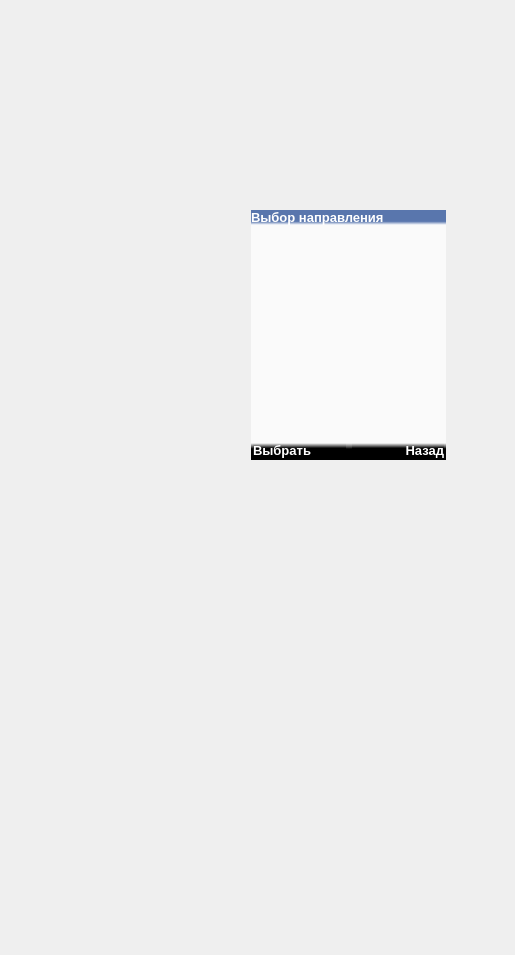
First picture: the form in mainwindow.ui, repository COOLIRON2311/azart-p, before the edit.
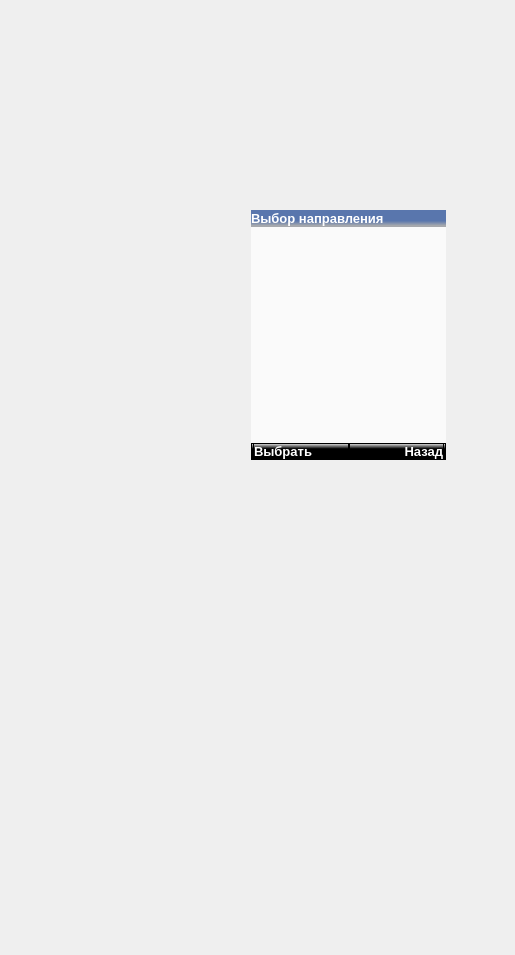
Second picture: the form after the edit. The open tabs and pages were chosen to show the change. Icons and pictures are not drawn.

The edit to the form file:
```diff
--- a/mainwindow.ui
+++ b/mainwindow.ui
@@ -4269,6 +4269,28 @@
            <number>0</number>
           </property>
           <item>
+           <widget class="QWidget" name="widget_16" native="true">
+            <property name="styleSheet">
+             <string notr="true">color: rgb(255, 255, 255);
+background: qlineargradient(spread:pad, x1:0, y1:0, x2:0, y2:1, stop:0.659091 rgba(89, 118, 173, 255), stop:1 rgba(173, 173, 173, 255));</string>
+            </property>
+            <layout class="QVBoxLayout" name="verticalLayout_31">
+             <property name="spacing">
+              <number>0</number>
+             </property>
+             <property name="leftMargin">
+              <number>0</number>
+             </property>
+             <property name="topMargin">
+              <number>1</number>
+             </property>
+             <property name="rightMargin">
+              <number>0</number>
+             </property>
+             <property name="bottomMargin">
+              <number>1</number>
+             </property>
+             <item>
            <widget class="QLabel" name="label_40">
             <property name="sizePolicy">
              <sizepolicy hsizetype="Preferred" vsizetype="Fixed">
@@ -4296,8 +4318,7 @@
              </font>
             </property>
             <property name="styleSheet">
-             <string notr="true">color: rgb(255, 255, 255);
-background: qlineargradient(spread:pad, x1:0, y1:0, x2:0, y2:1, stop:0.755682 rgba(89, 118, 173, 255), stop:1 rgba(255, 255, 255, 255))</string>
+                <string notr="true"/>
             </property>
             <property name="text">
              <string>Выбор направления</string>
@@ -4307,6 +4328,9 @@
             </property>
            </widget>
           </item>
+            </layout>
+           </widget>
+          </item>
           <item>
            <widget class="QListWidget" name="direction_selection_list">
             <property name="styleSheet">
@@ -4332,13 +4356,17 @@
             </property>
             <property name="styleSheet">
              <string notr="true">QWidget {
-	background: qlineargradient(spread:pad, x1:0, y1:1, x2:0, y2:0, stop:0.659091 rgba(0, 0, 0, 255), stop:1 rgba(255, 255, 255, 255))
+		background: qlineargradient(spread:pad, x1:0, y1:1, x2:0, y2:0, stop:0.659091 rgba(0, 0, 0, 255), stop:1 rgba(255, 255, 255, 255));
+border: 1px solid black;
 }
 QLabel {
 	color: rgb(255, 255, 255)
 }</string>
             </property>
             <layout class="QHBoxLayout" name="horizontalLayout_11">
+             <property name="spacing">
+              <number>0</number>
+             </property>
              <property name="leftMargin">
               <number>2</number>
              </property>
@@ -4349,7 +4377,7 @@
               <number>2</number>
              </property>
              <property name="bottomMargin">
-              <number>2</number>
+              <number>0</number>
              </property>
              <item>
               <widget class="QPushButton" name="direction_selection_left">
```
Left out of the diff: 110 changed lines with no effect on the pictures. Lines whose indentation alone changed are shown as unchanged.
